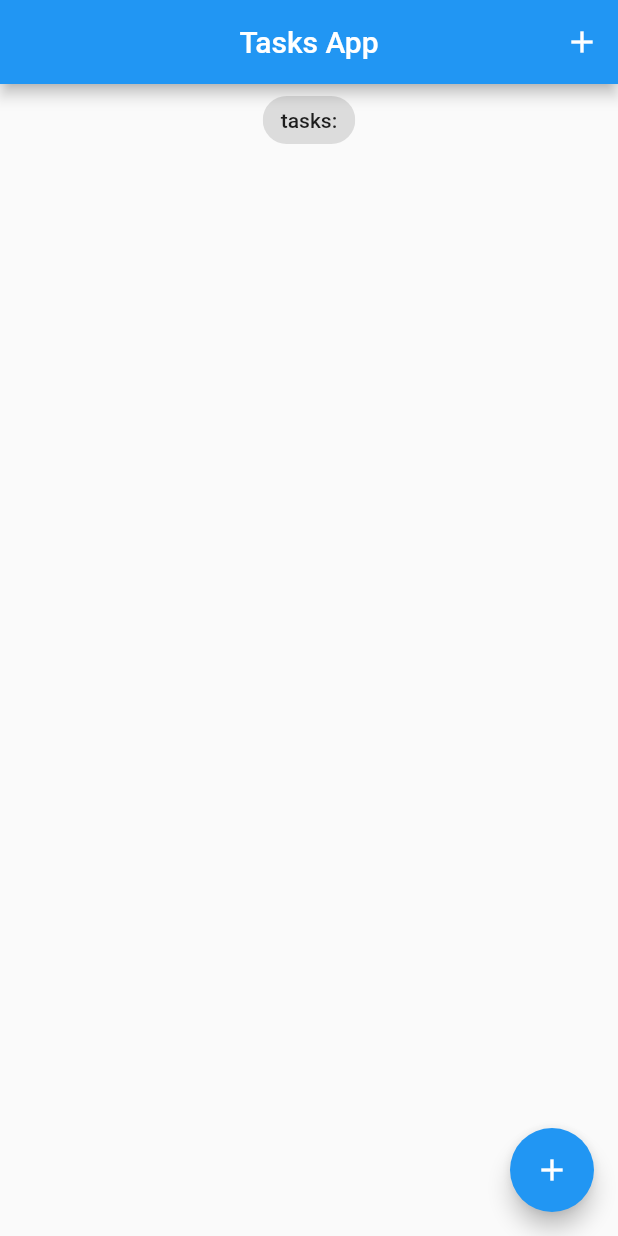
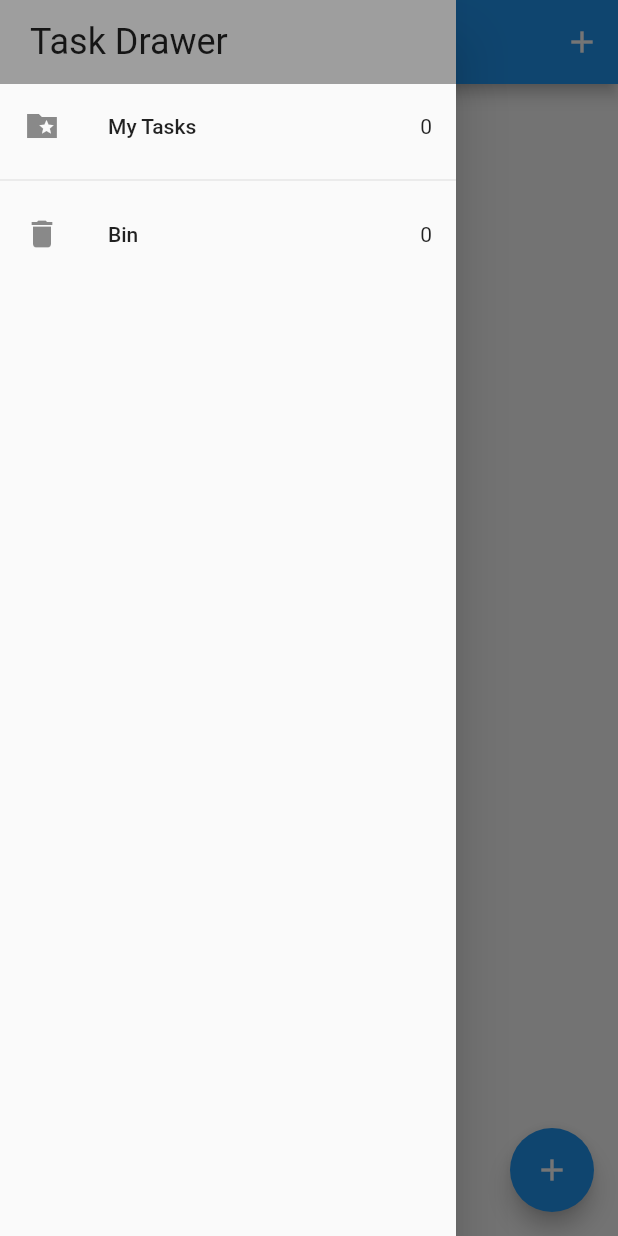
Before and after one commit to RodrigoLima96/todo-list-flutter, a Flutter app: the screen it shows after launch, with the side drawer open (before the commit the screen has no drawer), on a phone screen of 412 x 824 dp. Run offline on Flutter 3.47's test engine with Material 2 defaults, Android fonts, the phone set to English and light mode, and no system bars; our stand-ins replace equatable, flutter_bloc, hydrated_bloc.

Commit message:
add recyclePage and DeleteTaskEvent

```diff
--- a/lib/blocs/tasks/tasks_bloc.dart
+++ b/lib/blocs/tasks/tasks_bloc.dart
@@ -9,11 +9,15 @@ class TasksBloc extends HydratedBloc<TasksEvent, TasksState> {
     on<AddTask>(_onAddTask);
     on<UpdateTask>(_onUpdateTask);
     on<DeleteTask>(_onDeleteTask);
+    on<RemoveTask>(_onRemoveTask);
   }
 
   void _onAddTask(AddTask event, Emitter<TasksState> emit) {
     final state = this.state;
-    emit(TasksState(allTasks: List.from(state.allTasks)..add(event.task)));
+    emit(TasksState(
+      allTasks: List.from(state.allTasks)..add(event.task),
+      removedTasks: state.removedTasks,
+    ));
   }
 
   void _onUpdateTask(UpdateTask event, Emitter<TasksState> emit) {
@@ -27,13 +31,30 @@ class TasksBloc extends HydratedBloc<TasksEvent, TasksState> {
         ? allTasks.insert(index, task.copyWith(isDone: true))
         : allTasks.insert(index, task.copyWith(isDone: false));
 
-    emit(TasksState(allTasks: allTasks));
+    emit(TasksState(allTasks: allTasks, removedTasks: state.removedTasks));
+  }
+
+  void _onRemoveTask(RemoveTask event, Emitter<TasksState> emit) {
+    final state = this.state;
+
+    emit(
+      TasksState(
+        allTasks: List.from(state.allTasks)..remove(event.task),
+        removedTasks: List.from(state.removedTasks)
+          ..add(event.task.copyWith(isDeleted: true)),
+      ),
+    );
   }
 
   void _onDeleteTask(DeleteTask event, Emitter<TasksState> emit) {
     final state = this.state;
 
-    emit(TasksState(allTasks: List.from(state.allTasks)..remove(event.task)));
+    emit(
+      TasksState(
+        allTasks: state.allTasks,
+        removedTasks: List.from(state.removedTasks)..remove(event.task),
+      ),
+    );
   }
 
   @override
--- a/lib/blocs/tasks/tasks_event.dart
+++ b/lib/blocs/tasks/tasks_event.dart
@@ -29,6 +29,17 @@ class UpdateTask extends TasksEvent {
   List<Object> get props => [task];
 }
 
+class RemoveTask extends TasksEvent {
+  final Task task;
+
+  const RemoveTask({
+    required this.task,
+  });
+
+  @override
+  List<Object> get props => [task];
+}
+
 class DeleteTask extends TasksEvent {
   final Task task;
 
--- a/lib/blocs/tasks/tasks_state.dart
+++ b/lib/blocs/tasks/tasks_state.dart
@@ -2,9 +2,11 @@ part of 'tasks_bloc.dart';
 
 class TasksState extends Equatable {
   final List<Task> allTasks;
+  final List<Task> removedTasks;
 
   const TasksState({
     this.allTasks = const <Task>[],
+    this.removedTasks = const <Task>[],
   });
 
   @override
@@ -13,12 +15,15 @@ class TasksState extends Equatable {
   Map<String, dynamic> toMap() {
     return {
       'allTasks': allTasks.map((x) => x.toMap()).toList(),
+      'removedTasks': removedTasks.map((x) => x.toMap()).toList(),
     };
   }
 
   factory TasksState.fromMap(Map<String, dynamic> map) {
     return TasksState(
       allTasks: List<Task>.from(map['allTasks']?.map((x) => Task.fromMap(x))),
+      removedTasks:
+          List<Task>.from(map['removedTasks']?.map((x) => Task.fromMap(x))),
     );
   }
 }
--- a/lib/main.dart
+++ b/lib/main.dart
@@ -1,6 +1,7 @@
 import 'package:flutter/material.dart';
 import 'package:path_provider/path_provider.dart';
 import 'package:todo_list/pages/home/home_page.dart';
+import 'package:todo_list/router/app_router.dart';
 import 'blocs/bloc_exports.dart';
 
 void main() async {
@@ -11,22 +12,27 @@ void main() async {
   );
 
   HydratedBlocOverrides.runZoned(
-    () => runApp(const MyApp()),
+    () => runApp(MyApp(
+      appRouter: AppRouter(),
+    )),
     storage: storage,
   );
 }
 
 class MyApp extends StatelessWidget {
-  const MyApp({Key? key}) : super(key: key);
+  final AppRouter appRouter;
+
+  const MyApp({Key? key, required this.appRouter}) : super(key: key);
 
   @override
   Widget build(BuildContext context) {
     return BlocProvider(
       create: (context) => TasksBloc(),
-      child: const MaterialApp(
+      child: MaterialApp(
         debugShowCheckedModeBanner: false,
         title: 'Todo List',
-        home: HomePage(),
+        home: const HomePage(),
+        onGenerateRoute: appRouter.onGenerateRoute,
       ),
     );
   }
--- /dev/null
+++ b/lib/pages/drawer/app_drawer.dart
@@ -0,0 +1,55 @@
+import 'package:flutter/material.dart';
+import 'package:todo_list/blocs/bloc_exports.dart';
+import 'package:todo_list/pages/home/home_page.dart';
+import 'package:todo_list/pages/recycle_bin/recycle_bin_page.dart';
+
+class AppDrawer extends StatelessWidget {
+  const AppDrawer({Key? key}) : super(key: key);
+
+  @override
+  Widget build(BuildContext context) {
+    return SafeArea(
+      child: Drawer(
+        child: Column(
+          children: [
+            Container(
+              width: double.infinity,
+              padding: const EdgeInsets.symmetric(vertical: 14, horizontal: 20),
+              color: Colors.grey,
+              child: Text(
+                'Task Drawer',
+                style: Theme.of(context).textTheme.headline5,
+              ),
+            ),
+            BlocBuilder<TasksBloc, TasksState>(
+              builder: (context, state) {
+                return GestureDetector(
+                  onTap: () => Navigator.of(context).pushNamed(HomePage.id),
+                  child: ListTile(
+                    leading: const Icon(Icons.folder_special_sharp),
+                    title: const Text('My Tasks'),
+                    trailing: Text('${state.allTasks.length}'),
+                  ),
+                );
+              },
+            ),
+            const Divider(),
+            BlocBuilder<TasksBloc, TasksState>(
+              builder: (context, state) {
+                return GestureDetector(
+                  onTap: () =>
+                      Navigator.of(context).pushNamed(RecycleBinPage.id),
+                  child: ListTile(
+                    leading: const Icon(Icons.delete),
+                    title: const Text('Bin'),
+                    trailing: Text('${state.removedTasks.length}'),
+                  ),
+                );
+              },
+            ),
+          ],
+        ),
+      ),
+    );
+  }
+}
--- a/lib/pages/home/home_page.dart
+++ b/lib/pages/home/home_page.dart
@@ -1,12 +1,13 @@
 import 'package:flutter/material.dart';
 import 'package:todo_list/models/task.dart';
+import 'package:todo_list/pages/drawer/app_drawer.dart';
 import 'package:todo_list/pages/home/widgets/add_task_modal.dart';
 import 'package:todo_list/widgets/tasks_list.dart';
-
 import '../../blocs/bloc_exports.dart';
 
 class HomePage extends StatefulWidget {
   const HomePage({Key? key}) : super(key: key);
+  static const id = 'tasks_page';
 
   @override
   State<HomePage> createState() => _HomePageState();
@@ -39,11 +40,12 @@ class _HomePageState extends State<HomePage> {
               ),
             ],
           ),
+          drawer: const AppDrawer(),
           body: Column(
             crossAxisAlignment: CrossAxisAlignment.center,
             children: [
-              const Center(
-                child: Chip(label: Text('tasks:')),
+              Center(
+                child: Chip(label: Text('${state.allTasks.length} Tasks')),
               ),
               TasksList(tasks: tasksList),
             ],
--- a/lib/widgets/task_tile.dart
+++ b/lib/widgets/task_tile.dart
@@ -11,6 +11,12 @@ class TaskTile extends StatelessWidget {
 
   final Task task;
 
+  void _removedOrDeleteTask(BuildContext ctx, Task task) {
+    task.isDeleted!
+        ? ctx.read<TasksBloc>().add(DeleteTask(task: task))
+        : ctx.read<TasksBloc>().add(RemoveTask(task: task));
+  }
+
   @override
   Widget build(BuildContext context) {
     return ListTile(
@@ -22,11 +28,15 @@ class TaskTile extends StatelessWidget {
       ),
       trailing: Checkbox(
         value: task.isDone,
-        onChanged: (value) {
-          context.read<TasksBloc>().add(UpdateTask(task: task));
-        },
+        onChanged: task.isDeleted == false
+            ? (value) {
+                context.read<TasksBloc>().add(UpdateTask(task: task));
+              }
+            : null,
       ),
-      onLongPress: () => context.read<TasksBloc>().add(DeleteTask(task: task)),
+      onLongPress: () {
+        _removedOrDeleteTask(context, task);
+      },
     );
   }
 }
```
Also changed, not shown: lib/pages/recycle_bin/recycle_bin_page.dart (added, +40 -0 lines), lib/router/app_router.dart (added, +16 -0 lines).
